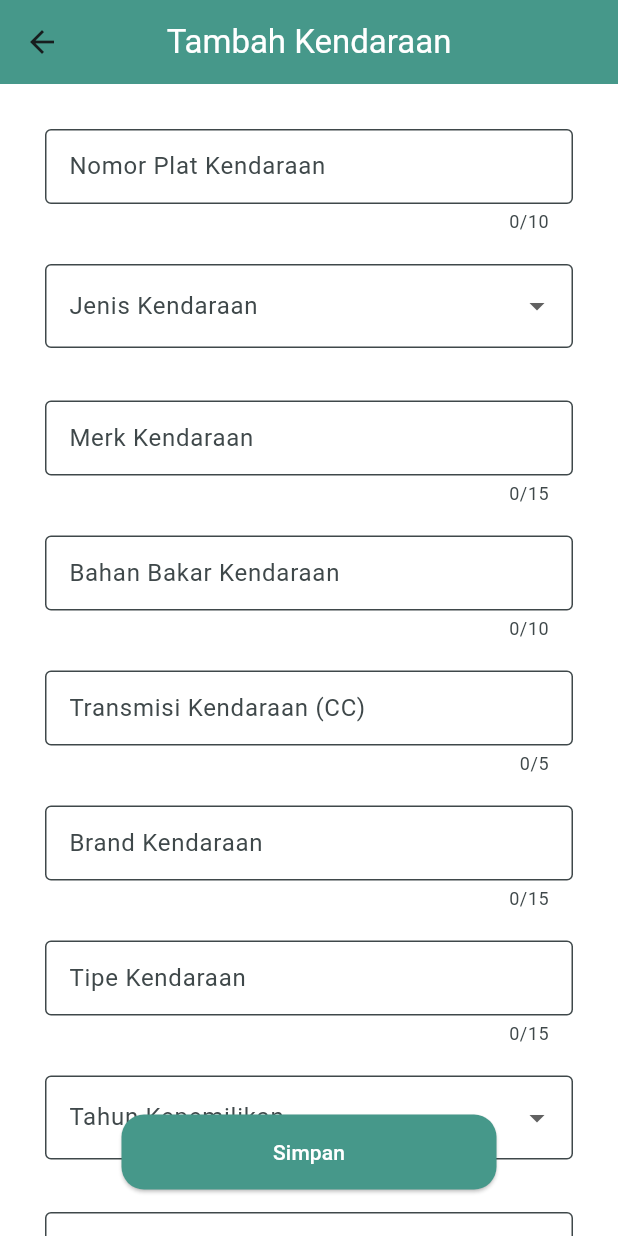
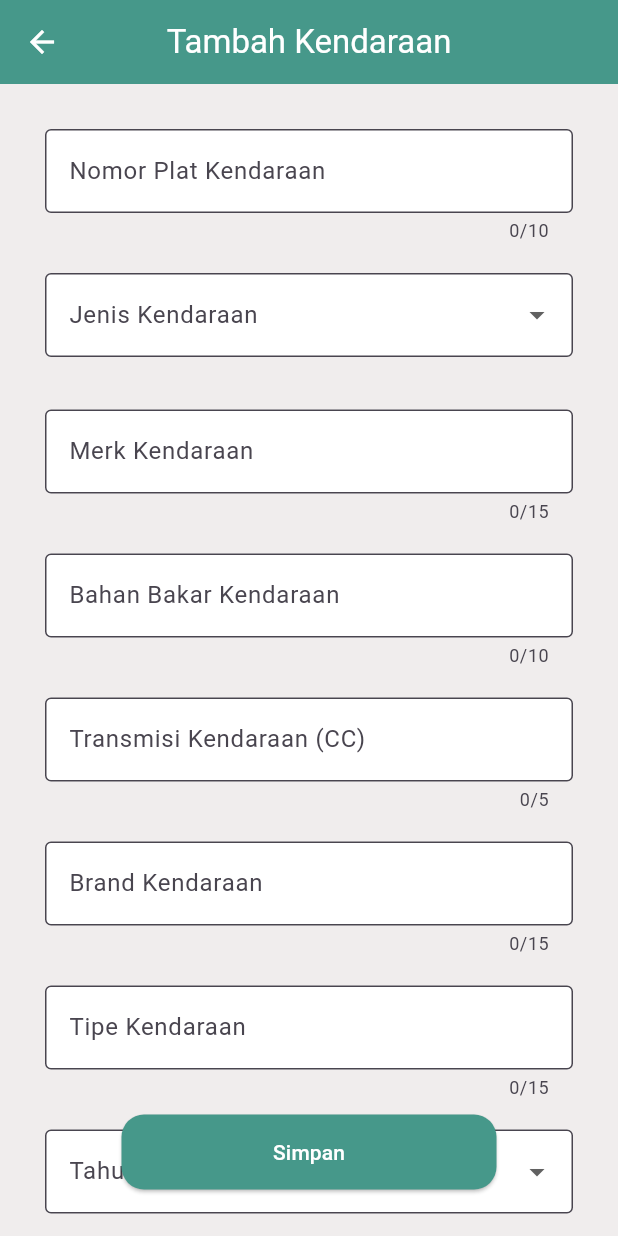
Before and after one commit to IkhwanWahyudi/MobiTax, a Flutter app: the kendaraan screen opened directly, on a phone screen of 412 x 824 dp. Run offline on Flutter 3.47's test engine with Material 3 defaults, Android fonts, the phone set to English and light mode, and no system bars; our stand-ins replace cloud_firestore, firebase_auth, firebase_core, introduction_screen; accounts and stored records are empty.

Commit message:
theme warna

```diff
--- a/lib/kendaraan.dart
+++ b/lib/kendaraan.dart
@@ -1,9 +1,9 @@
-import 'dart:html';
-
 import 'package:cloud_firestore/cloud_firestore.dart';
 import 'package:firebase_auth/firebase_auth.dart';
 import 'package:flutter/material.dart';
 import 'package:flutter/services.dart';
+import 'package:provider/provider.dart';
+import 'themeModeData.dart';
 
 class kendaraan extends StatefulWidget {
   const kendaraan({Key? key});
@@ -26,7 +26,7 @@ class _kendaraanState extends State<kendaraan> {
   final TextEditingController noBPKB = TextEditingController();
   final TextEditingController selectedYearController = TextEditingController();
   final List<int> availableYears =
-      List.generate(20, (index) => DateTime.now().year - index);
+  List.generate(20, (index) => DateTime.now().year - index);
   int selectedYear = DateTime.now().year;
   final _formKey = GlobalKey<FormState>();
 
@@ -132,11 +132,11 @@ class _kendaraanState extends State<kendaraan> {
   Widget build(BuildContext context) {
     var lebar = MediaQuery.of(context).size.width;
     var tinggi = MediaQuery.of(context).size.height;
+    ThemeData selectedTheme = Provider.of<ThemeModeData>(context).getTheme();
 
     return Scaffold(
-      backgroundColor: Theme.of(context).canvasColor,
       appBar: AppBar(
-        backgroundColor: const Color.fromRGBO(70, 152, 138, 1),
+        backgroundColor: selectedTheme.primaryColor,
         shadowColor: Colors.transparent,
         centerTitle: true,
         title: const Text(
@@ -145,8 +145,11 @@ class _kendaraanState extends State<kendaraan> {
             color: Colors.white,
           ),
         ),
+        iconTheme: IconThemeData(
+          color: Colors.white, // Ganti warna sesuai keinginan Anda
+        ),
       ),
-      // backgroundColor: const Color.fromARGB(255, 240, 237, 237),
+      backgroundColor: const Color.fromARGB(255, 240, 237, 237),
       body: Column(
         crossAxisAlignment: CrossAxisAlignment.start,
         children: [
@@ -198,7 +201,7 @@ class _kendaraanState extends State<kendaraan> {
               tambahKendaraan();
             },
             style: ElevatedButton.styleFrom(
-              backgroundColor: const Color.fromRGBO(70, 152, 138, 1),
+              backgroundColor: selectedTheme.primaryColor,
               minimumSize: const Size(250, 50), // Atur lebar dan tinggi button
               padding: const EdgeInsets.symmetric(
                 vertical: 10,
@@ -225,8 +228,6 @@ class _kendaraanState extends State<kendaraan> {
 
   //======= WIDGET TEXT FIELD ============
   Widget _textfield(TextEditingController controller, String labelText) {
-    TextStyle? textStyle = Theme.of(context).textTheme.displaySmall;
-
     int jumlahKarakter = 100;
     if (labelText == 'Nomor Plat Kendaraan' ||
         labelText == 'Bahan Bakar Kendaraan' ||
@@ -252,15 +253,14 @@ class _kendaraanState extends State<kendaraan> {
           filled: true,
           fillColor: Colors.white,
           border: const OutlineInputBorder(),
-          focusedBorder: const OutlineInputBorder(
-            borderSide: BorderSide(
-              color:
-                  Color(0xFF183D3D), // Warna outline saat dalam keadaan fokus
-            ),
-          ),
+          // focusedBorder: const OutlineInputBorder(
+          //   borderSide: BorderSide(
+          //     color:
+          //     Color(0xFF183D3D), // Warna outline saat dalam keadaan fokus
+          //   ),
+          // ),
         ),
         maxLength: jumlahKarakter,
-        style: textStyle, // Gunakan style yang telah ditentukan
       ),
     );
   }
@@ -268,7 +268,6 @@ class _kendaraanState extends State<kendaraan> {
   Widget _buildNumericTextField(
       TextEditingController controller, String labelText) {
     int jumlahKarakter = 100;
-    TextStyle? textStyle = Theme.of(context).textTheme.displaySmall;
     if (labelText == 'Transmisi Kendaraan (CC)') {
       jumlahKarakter = 5;
     } else if (labelText == 'No. Rangka' ||
@@ -296,15 +295,14 @@ class _kendaraanState extends State<kendaraan> {
           filled: true,
           fillColor: Colors.white,
           border: const OutlineInputBorder(),
-          focusedBorder: const OutlineInputBorder(
-            borderSide: BorderSide(
-              color:
-                  Color(0xFF183D3D), // Warna outline saat dalam keadaan fokus
-            ),
-          ),
+          // focusedBorder: const OutlineInputBorder(
+          //   borderSide: BorderSide(
+          //     color:
+          //     Color(0xFF183D3D), // Warna outline saat dalam keadaan fokus
+          //   ),
+          // ),
         ),
         maxLength: jumlahKarakter,
-        style: textStyle,
       ),
     );
   }
@@ -315,20 +313,14 @@ class _kendaraanState extends State<kendaraan> {
       padding: const EdgeInsets.all(10),
       child: DropdownButtonFormField<String>(
         value: controller.text.isEmpty ? null : controller.text,
-        items: [
+        items: const [
           DropdownMenuItem<String>(
             value: 'Motor',
-            child: Text(
-              'Motor',
-              style: Theme.of(context).textTheme.labelSmall,
-            ),
+            child: Text('Motor'),
           ),
           DropdownMenuItem<String>(
             value: 'Mobil',
-            child: Text(
-              'Mobil',
-              style: Theme.of(context).textTheme.labelSmall,
-            ),
+            child: Text('Mobil'),
           ),
         ],
         onChanged: (String? value) {
@@ -338,27 +330,16 @@ class _kendaraanState extends State<kendaraan> {
             });
           }
         },
-        selectedItemBuilder: (BuildContext context) {
-          return [
-            for (var item in ['Motor', 'Mobil'])
-              Text(
-                item,
-                style: const TextStyle(
-                    color:
-                        Colors.black), // Mengatur warna teks item yang dipilih
-              ),
-          ];
-        },
         decoration: InputDecoration(
           labelText: labelText,
           filled: true,
           fillColor: Colors.white,
           border: const OutlineInputBorder(),
-          focusedBorder: const OutlineInputBorder(
-            borderSide: BorderSide(
-              color: Color(0xFF183D3D),
-            ),
-          ),
+          // focusedBorder: const OutlineInputBorder(
+          //   borderSide: BorderSide(
+          //     color: Color(0xFF183D3D),
+          //   ),
+          // ),
         ),
       ),
     );
@@ -372,9 +353,7 @@ class _kendaraanState extends State<kendaraan> {
         items: availableYears.map((year) {
           return DropdownMenuItem<String>(
             value: year.toString(),
-            child: Text(
-              '$year',
-            ),
+            child: Text('$year'),
           );
         }).toList(),
         onChanged: (String? value) {
@@ -389,11 +368,11 @@ class _kendaraanState extends State<kendaraan> {
           filled: true,
           fillColor: Colors.white,
           border: const OutlineInputBorder(),
-          focusedBorder: const OutlineInputBorder(
-            borderSide: BorderSide(
-              color: Color(0xFF183D3D),
-            ),
-          ),
+          // focusedBorder: const OutlineInputBorder(
+          //   borderSide: BorderSide(
+          //     color: Color(0xFF183D3D),
+          //   ),
+          // ),
         ),
       ),
     );
--- a/lib/themeModeData.dart
+++ b/lib/themeModeData.dart
@@ -1,11 +1,66 @@
+// themeModeData.dart
+
 import 'package:flutter/material.dart';
 
+enum ThemeModeOption { green, yellow, blue }
+
 class ThemeModeData extends ChangeNotifier {
-  ThemeMode _themeMode = ThemeMode.light;
-  ThemeMode get themeMode => _themeMode;
-  bool get isDarkModeActive => _themeMode == ThemeMode.dark;
-  void changeTheme(ThemeMode themeMode) {
-    _themeMode = themeMode;
+  ThemeModeOption _selectedOption = ThemeModeOption.green;
+
+  ThemeModeOption get selectedOption => _selectedOption;
+
+  void setThemeModeOption(ThemeModeOption option) {
+    _selectedOption = option;
     notifyListeners();
   }
+
+  ThemeData getTheme() {
+    switch (_selectedOption) {
+      case ThemeModeOption.green:
+        return _greenTheme;
+      case ThemeModeOption.yellow:
+        return _yellowTheme;
+      case ThemeModeOption.blue:
+        return _blueTheme;
+      default:
+        return _greenTheme;
+    }
+  }
+
+  static MaterialColor createMaterialColor(int r, int g, int b) {
+    // Mendapatkan warna utama dari nilai RGB
+    Map<int, Color> color = {
+      50: Color.fromRGBO(r, g, b, 0.1),
+      100: Color.fromRGBO(r, g, b, 0.2),
+      200: Color.fromRGBO(r, g, b, 0.3),
+      300: Color.fromRGBO(r, g, b, 0.4),
+      400: Color.fromRGBO(r, g, b, 0.5),
+      500: Color.fromRGBO(r, g, b, 0.6),
+      600: Color.fromRGBO(r, g, b, 0.7),
+      700: Color.fromRGBO(r, g, b, 0.8),
+      800: Color.fromRGBO(r, g, b, 0.9),
+      900: Color.fromRGBO(r, g, b, 1),
+    };
+
+    return MaterialColor(Color.fromRGBO(r, g, b, 1).value, color);
+  }
+
+  static final MaterialColor _greenSwatch = createMaterialColor(70, 152, 138);
+  static final MaterialColor _yellowSwatch = createMaterialColor(255,192,27);
+  static final MaterialColor _blueSwatch = createMaterialColor(82, 140, 255);
+
+  static final ThemeData _greenTheme = ThemeData(
+    primaryColor: const Color.fromRGBO(70, 152, 138, 1),
+    primarySwatch: _greenSwatch,
+  );
+
+  static final ThemeData _yellowTheme = ThemeData(
+    primaryColor: const Color.fromRGBO(255,192,27, 1),
+    primarySwatch: _yellowSwatch,
+  );
+
+  static final ThemeData _blueTheme = ThemeData(
+    primaryColor: const Color.fromRGBO(82, 140, 255, 1),
+    primarySwatch: _blueSwatch,
+  );
 }
--- a/pubspec.yaml
+++ b/pubspec.yaml
@@ -35,7 +35,7 @@ dependencies:
   flutter:
     sdk: flutter
   introduction_screen: ^3.1.12
-  provider: ^6.1.1
+  provider: ^6.0.5
 
 dev_dependencies:
   flutter_lints: ^2.0.0
```
Also changed, not shown: lib/detail.dart (+17 -15 lines), lib/home_page.dart (+46 -45 lines), lib/main.dart (+14 -77 lines), lib/profil_page.dart (+21 -13 lines), pubspec.lock.
